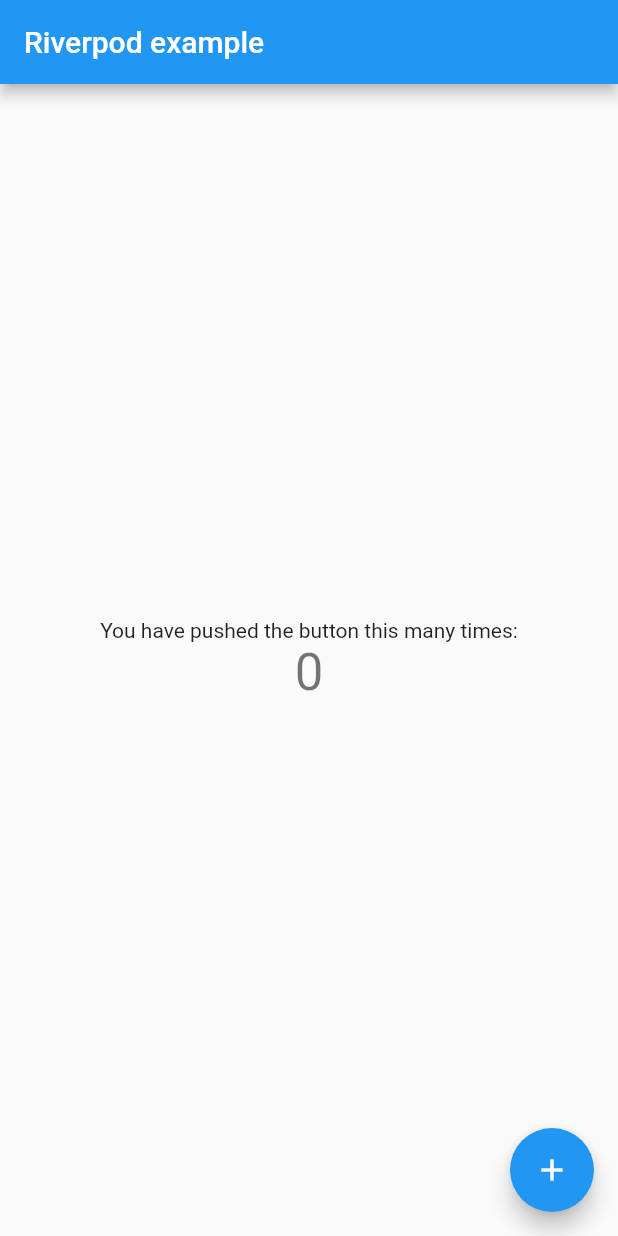
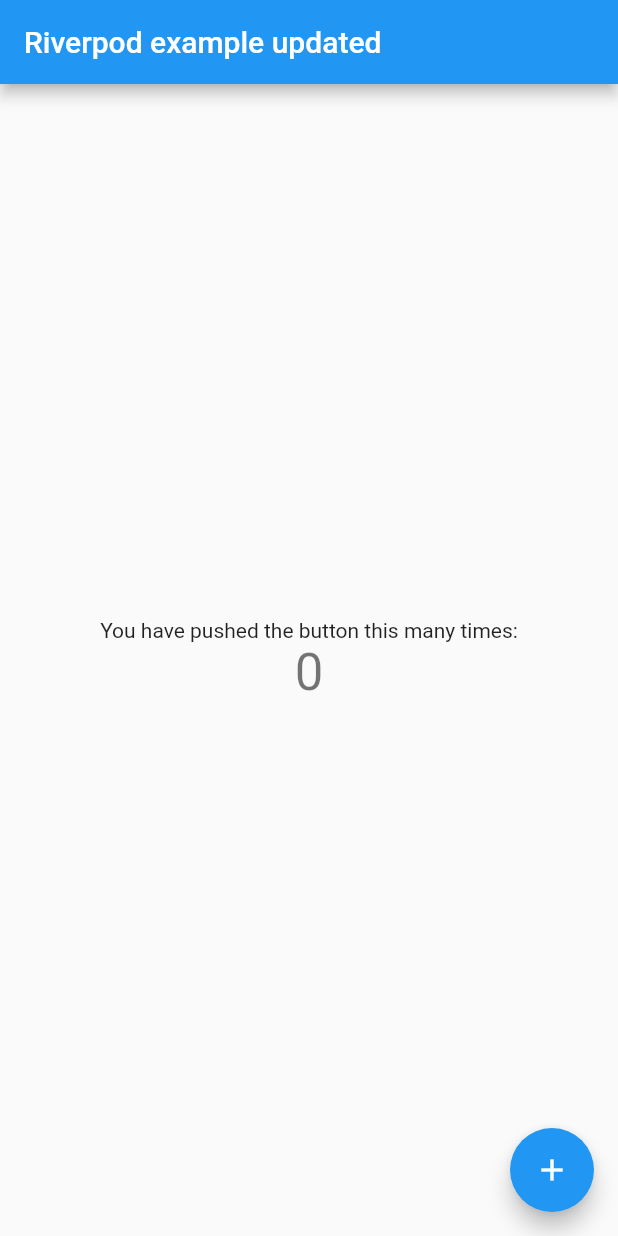
Before and after one commit to adammoyle/flutlab_test, a Flutter app: the screen it shows after launch, on a phone screen of 412 x 824 dp. Run offline on Flutter 3.47's test engine with Material 2 defaults, Android fonts, the phone set to English and light mode, and no system bars; our stand-ins replace flutter_riverpod.

```diff
--- a/lib/main.dart
+++ b/lib/main.dart
@@ -36,7 +36,7 @@ class MyHomePage extends ConsumerWidget {
   Widget build(BuildContext context, WidgetRef ref) {
     return Scaffold(
       appBar: AppBar(
-        title: const Text('Riverpod example'),
+        title: const Text('Riverpod example updated'),
       ),
       body: Center(
         child: Column(
```
Also changed, not shown: pubspec.yaml (+6 -3 lines).
